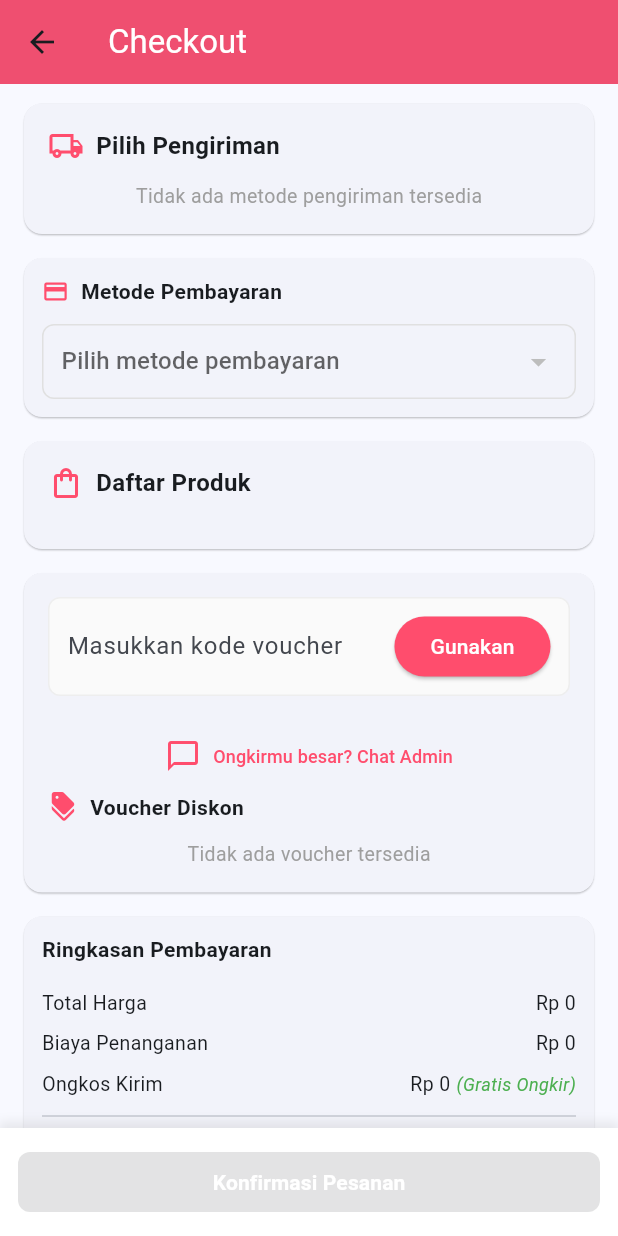
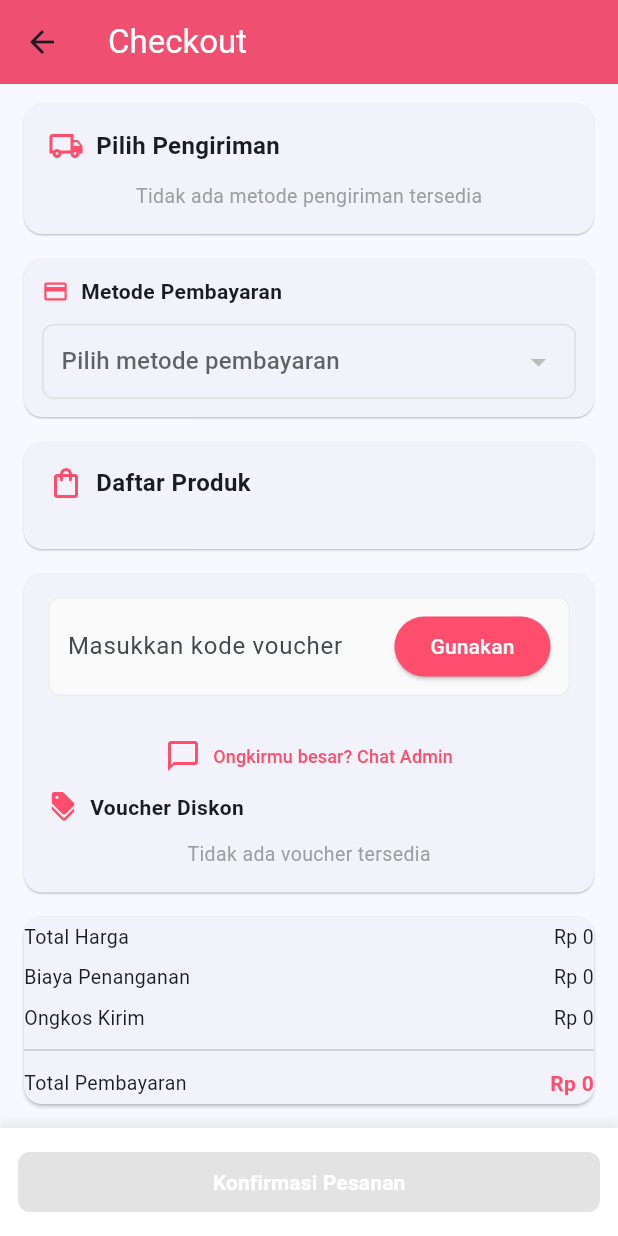
Before and after one commit to andhikafajarprayoga/ecommerce_kumbly, a Flutter app: the CheckoutScreen screen opened directly with empty values, scrolled down 129 dp, on a phone screen of 412 x 824 dp. Run offline on Flutter 3.47's test engine with Material 3 defaults, Android fonts, the phone set to English and light mode, and no system bars; our stand-ins replace carousel_slider, flutter_local_notifications, flutter_map, geocoding, geolocator, get and 10 more; missing offline and left inert: workmanager; accounts and stored records are empty.

Commit message:
Enhance shipping cost calculation and payment summary with advanced discount handling
- Implement detailed shipping cost calculation with per-merchant discount support
- Add comprehensive debug logging for shipping cost and discount computations
- Refactor payment summary UI to dynamically display shipping discounts
- Improve order creation logic to handle complex shipping and voucher scenarios
- Add detailed tracking of shipping costs, admin fees, and total payment calculation

```diff
--- a/lib/pages/buyer/checkout/checkout_screen.dart
+++ b/lib/pages/buyer/checkout/checkout_screen.dart
@@ -9,7 +9,7 @@ import 'package:supabase_flutter/supabase_flutter.dart';
 import 'package:kumbly_ecommerce/pages/buyer/payment/payment_screen.dart';
 import 'package:kumbly_ecommerce/pages/buyer/chat/chat_detail_screen.dart';
 import 'dart:convert';
-import 'dart:math' show cos, sqrt, asin, pi;
+import 'dart:math' show cos, sqrt, asin, pi, max, min;
 import 'dart:math' show sin;
 
 class CheckoutScreen extends StatefulWidget {
@@ -206,6 +206,13 @@ class _CheckoutScreenState extends State<CheckoutScreen> {
               Map<String, dynamic>.from(widget.data['shipping_address']))
           : widget.data['shipping_address'].toString();
 
+      // Hitung ulang shipping cost yang sudah didiskon
+      double shippingDiscount =
+          discountAmount > 0 ? min(discountAmount, shippingCost) : 0;
+      double discountedShipping = max(0, shippingCost - shippingDiscount);
+      double finalTotal =
+          widget.data['total_amount'] + adminFee + discountedShipping;
+
       final params = {
         'p_buyer_id': supabase.auth.currentUser!.id,
         'p_payment_method_id': int.parse(paymentMethod ?? '1'),
@@ -220,12 +227,13 @@ class _CheckoutScreenState extends State<CheckoutScreen> {
             .toList(),
         'p_shipping_costs': Map<String, dynamic>.fromEntries(
           merchantShippingCosts.entries.map(
-            (e) => MapEntry(e.key, e.value.toDouble()),
+            (e) => MapEntry(e.key,
+                discountedShipping), // Gunakan ongkir yang sudah didiskon
           ),
         ),
         'p_admin_fee': adminFee,
-        'p_total_amount': widget.data['total_amount'] + adminFee + shippingCost,
-        'p_total_shipping_cost': shippingCost,
+        'p_total_amount': finalTotal,
+        'p_total_shipping_cost': discountedShipping,
         'p_pengiriman_id': widget.data['pengiriman_id'],
       };
 
@@ -260,9 +268,8 @@ class _CheckoutScreenState extends State<CheckoutScreen> {
       Get.off(() => PaymentScreen(
             orderData: {
               'payment_group_id': paymentGroupId,
-              'total_amount':
-                  widget.data['total_amount'] + adminFee + shippingCost,
-              'total_shipping_cost': shippingCost,
+              'total_amount': finalTotal,
+              'total_shipping_cost': discountedShipping,
               'admin_fee': adminFee,
             },
             paymentMethod: selectedMethod,
@@ -320,6 +327,7 @@ class _CheckoutScreenState extends State<CheckoutScreen> {
     if (selectedShippingMethod == null) return;
 
     try {
+      print('\n=== DEBUG PERHITUNGAN ONGKIR ===');
       merchantShippingCosts.clear();
       merchantDistances.clear();
       double totalShippingCost = 0;
@@ -330,15 +338,25 @@ class _CheckoutScreenState extends State<CheckoutScreen> {
         double buyerLon =
             double.parse(widget.data['shipping_address']['longitude']);
 
+        print('Koordinat Pembeli:');
+        print('Latitude: $buyerLat');
+        print('Longitude: $buyerLon');
+
         final perKg =
             double.parse(selectedShippingMethod!['harga_per_kg'].toString());
         final perKm =
             double.parse(selectedShippingMethod!['harga_per_km'].toString());
 
+        print('\nTarif Dasar:');
+        print('Harga per KG: Rp $perKg');
+        print('Harga per KM: Rp $perKm');
+
         for (var item in widget.data['items']) {
           final merchantId = item['products']['seller_id'];
           final product = item['products'];
           final quantity = item['quantity'];
+
+          print('\n--- Perhitungan untuk Merchant ID: $merchantId ---');
 
           final actualWeight = (product['weight'] ?? 1000) / 1000.0;
           final volumetricWeight = calculateVolumetricWeight(
@@ -350,6 +368,11 @@ class _CheckoutScreenState extends State<CheckoutScreen> {
               actualWeight > volumetricWeight ? actualWeight : volumetricWeight;
           final totalWeight = roundWeight(itemWeight * quantity);
 
+          print('Berat Aktual: $actualWeight kg');
+          print('Berat Volumetrik: $volumetricWeight kg');
+          print('Berat yang digunakan: $itemWeight kg');
+          print('Total Berat (dengan quantity): $totalWeight kg');
+
           final merchantData = await supabase
               .from('merchants')
               .select('store_address')
@@ -362,24 +385,52 @@ class _CheckoutScreenState extends State<CheckoutScreen> {
             double storeLat = double.parse(storeAddress['latitude']);
             double storeLon = double.parse(storeAddress['longitude']);
 
+            print('\nKoordinat Toko:');
+            print('Latitude: $storeLat');
+            print('Longitude: $storeLon');
+
             double distance =
                 calculateDistance(buyerLat, buyerLon, storeLat, storeLon);
             merchantDistances[merchantId] = distance;
 
+            print('Jarak: $distance km');
+
             double ongkirBerat = (perKg * roundWeight(totalWeight)).toDouble();
             double ongkirJarak = (perKm * distance).toDouble();
             double merchantOngkir = roundToThousand(ongkirBerat + ongkirJarak);
 
-            print('DEBUG ONGKIR:');
+            print('\nPerhitungan Ongkir:');
             print(
-                'Berat: ${roundWeight(totalWeight)} kg x Rp $perKg = Rp $ongkirBerat');
-            print('Jarak: $distance km x Rp $perKm = Rp $ongkirJarak');
+                'Ongkir Berat: $totalWeight kg x Rp $perKg = Rp $ongkirBerat');
+            print('Ongkir Jarak: $distance km x Rp $perKm = Rp $ongkirJarak');
             print('Total sebelum pembulatan: ${ongkirBerat + ongkirJarak}');
             print('Total setelah pembulatan: $merchantOngkir');
 
-            merchantShippingCosts[merchantId] = merchantOngkir;
-            totalShippingCost += merchantOngkir;
+            // Perhitungan diskon ongkir
+            if (discountAmount > 0) {
+              double discountedOngkir = merchantOngkir;
+              if (discountVoucher != null &&
+                  discountVoucher!['type'] == 'shipping') {
+                discountedOngkir = max(0, merchantOngkir - discountAmount);
+                print('\nPerhitungan Setelah Diskon Ongkir:');
+                print('Diskon yang diterapkan: Rp $discountAmount');
+                print('Ongkir setelah diskon: Rp $discountedOngkir');
+              }
+              merchantShippingCosts[merchantId] = discountedOngkir;
+              totalShippingCost += discountedOngkir;
+            } else {
+              merchantShippingCosts[merchantId] = merchantOngkir;
+              totalShippingCost += merchantOngkir;
+            }
           }
+        }
+
+        print('\n=== TOTAL ONGKIR ===');
+        print('Total Ongkir Sebelum Diskon: Rp $totalShippingCost');
+        if (discountAmount > 0) {
+          print('Total Diskon: Rp $discountAmount');
+          print(
+              'Total Ongkir Setelah Diskon: Rp ${totalShippingCost - discountAmount}');
         }
 
         setState(() {
@@ -1556,43 +1607,56 @@ class _CheckoutScreenState extends State<CheckoutScreen> {
   }
 
   Widget _buildPaymentSummary() {
+    print('\n=== DEBUG DETAIL PERHITUNGAN AKHIR ===');
+
+    // 1. Hitung komponen dasar
+    double productTotal = widget.data['total_amount'].toDouble();
+    double adminFeeTotal = adminFee;
+    double shippingTotal = shippingCost;
+
+    print('1. Komponen Dasar:');
+    print('- Total Produk: Rp $productTotal');
+    print('- Biaya Admin: Rp $adminFeeTotal');
+    print('- Ongkos Kirim Awal: Rp $shippingTotal');
+    print('- Status Voucher: ${discountVoucher != null ? 'Ada' : 'Tidak Ada'}');
+    print('- Tipe Voucher: ${discountVoucher?['type']}');
+    print('- Nilai Diskon: $discountAmount');
+
+    // 2. Hitung ongkir setelah diskon
+    double discountedShipping = shippingTotal;
+    double appliedDiscount = 0;
+
+    if (discountVoucher != null && discountAmount > 0) {
+      appliedDiscount = min(discountAmount, shippingTotal);
+      discountedShipping = max(0, shippingTotal - appliedDiscount);
+
+      print('\n2. Perhitungan Diskon:');
+      print('- Ongkir Awal: Rp $shippingTotal');
+      print('- Diskon Diterapkan: Rp $appliedDiscount');
+      print('- Ongkir Setelah Diskon: Rp $discountedShipping');
+    }
+
+    // 3. Hitung total akhir
+    double finalTotal = productTotal + adminFeeTotal + discountedShipping;
+
+    print('\n3. Total Akhir:');
+    print('Total Produk: Rp $productTotal');
+    print('Biaya Admin: Rp $adminFeeTotal');
+    print('Ongkir (setelah diskon): Rp $discountedShipping');
+    print('Total Pembayaran: Rp $finalTotal');
+
     return Card(
-      elevation: 0.5,
-      shape: RoundedRectangleBorder(
-        borderRadius: BorderRadius.circular(12),
-      ),
-      child: Padding(
-        padding: const EdgeInsets.all(12.0),
-        child: Column(
-          crossAxisAlignment: CrossAxisAlignment.start,
-          children: [
-            Text(
-              'Ringkasan Pembayaran',
-              style: TextStyle(fontSize: 14, fontWeight: FontWeight.bold),
-            ),
-            SizedBox(height: 12),
-            _buildPaymentDetail(
-                'Total Harga', widget.data['total_amount'].toDouble()),
-            _buildPaymentDetail('Biaya Penanganan', adminFee),
-            _buildPaymentDetail('Ongkos Kirim', shippingCost,
-                note:
-                    discountAmount >= shippingCost ? '(Gratis Ongkir)' : null),
-            if (discountAmount > 0)
-              _buildPaymentDetail('Diskon Voucher', -discountAmount,
-                  isDiscount: true),
-            Divider(height: 16),
-            _buildPaymentDetail(
-              'Total Pembayaran',
-              (widget.data['total_amount'].toDouble() +
-                      adminFee +
-                      shippingCost) -
-                  (discountAmount > shippingCost
-                      ? shippingCost
-                      : discountAmount),
-              isTotal: true,
-            ),
-          ],
-        ),
+      child: Column(
+        children: [
+          _buildPaymentDetail('Total Harga', productTotal),
+          _buildPaymentDetail('Biaya Penanganan', adminFeeTotal),
+          _buildPaymentDetail('Ongkos Kirim', shippingTotal),
+          if (appliedDiscount > 0)
+            _buildPaymentDetail('Diskon Ongkir', -appliedDiscount,
+                isDiscount: true),
+          Divider(height: 16),
+          _buildPaymentDetail('Total Pembayaran', finalTotal, isTotal: true),
+        ],
       ),
     );
   }
```
Also changed, not shown: lib/pages/buyer/profile/detail_pesanan.dart (+95 -37 lines).
